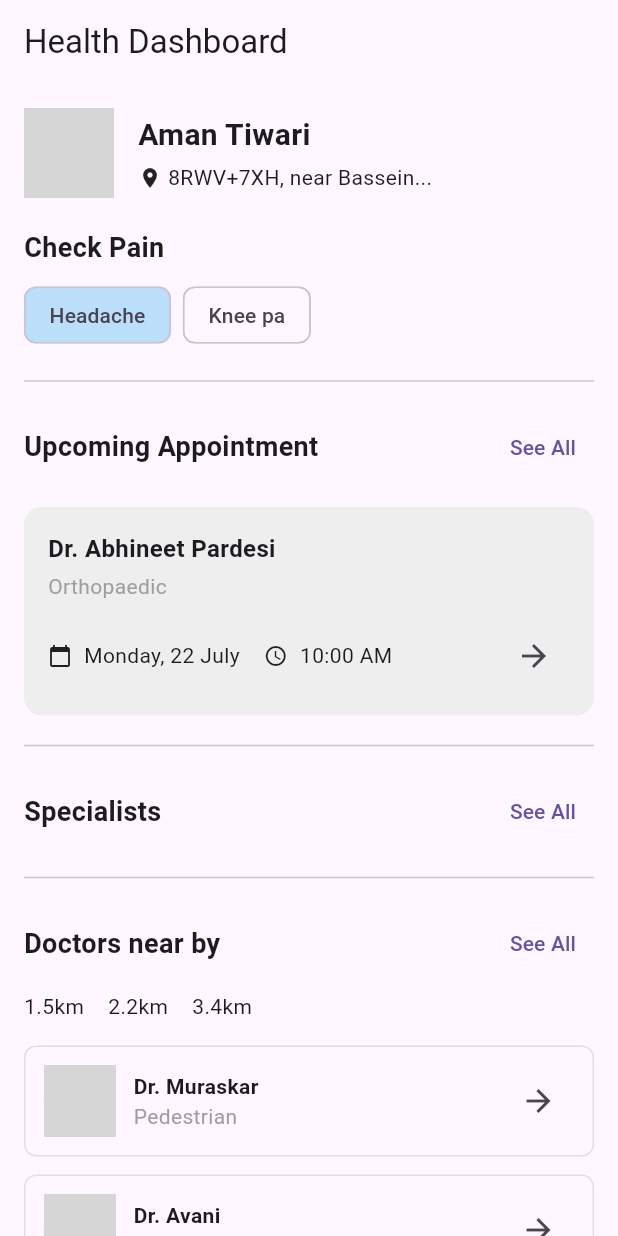
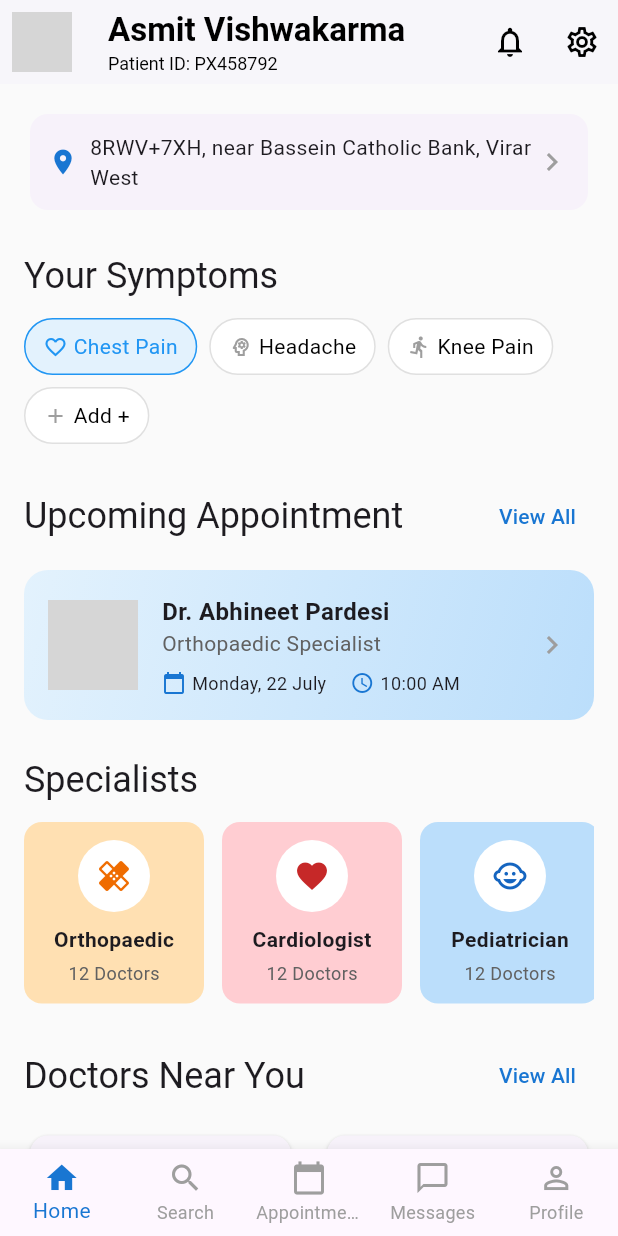
Before and after one commit to AmanT122/appoinment_app, a Flutter app: the HealthDashboard screen opened directly, on a phone screen of 412 x 824 dp. Run offline on Flutter 3.47's test engine with Material 3 defaults, Android fonts, the phone set to English and light mode, and no system bars; grey boxes are pictures that could not be loaded.

Commit message:
Creating patient dashboard ui

```diff
--- a/lib/main.dart
+++ b/lib/main.dart
@@ -62,7 +62,7 @@ class MyApp extends StatelessWidget {
         '/': (ctx) => const SplashScreen(),
         '/login': (ctx) => const LoginScreen(),
         // '/signup': (ctx) => const SignupScreen(),
-        '/patient': (ctx) => const PatientDashboard(),
+        '/patient': (ctx) => PatientDashboard(),
         '/doctor': (ctx) => const DoctorDashboard(),
       },
     );
--- a/lib/screens/patient_dashboard.dart
+++ b/lib/screens/patient_dashboard.dart
@@ -1,247 +1,385 @@
 import 'package:flutter/material.dart';
+
 class PatientDashboard extends StatelessWidget {
-  const PatientDashboard({super.key});
-
   @override
   Widget build(BuildContext context) {
     return MaterialApp(
-      title: 'Pateint Dashboard',
+      debugShowCheckedModeBanner: false,
       theme: ThemeData(
         primarySwatch: Colors.blue,
+        fontFamily: 'Roboto',
       ),
-      home: const HealthDashboard(),
+      home: HealthDashboard(),
     );
   }
 }
 
 class HealthDashboard extends StatelessWidget {
-  const HealthDashboard({super.key});
-
   @override
   Widget build(BuildContext context) {
     return Scaffold(
+      backgroundColor: Colors.grey[50],
       appBar: AppBar(
-        title: const Text('Health Dashboard'),
+        leading: Padding(
+          padding: const EdgeInsets.all(8.0),
+          child: CircleAvatar(
+            backgroundImage: AssetImage('assets/patient_avatar.png'),
+          ),
+        ),
+        title: Column(
+          crossAxisAlignment: CrossAxisAlignment.start,
+          children: [
+            Text('Asmit Vishwakarma', style: TextStyle(fontWeight: FontWeight.bold)),
+            Text('Patient ID: PX458792', style: TextStyle(fontSize: 12)),
+          ],
+        ),
+        actions: [
+          IconButton(
+            icon: Icon(Icons.notifications_none),
+            onPressed: () {},
+          ),
+          IconButton(
+            icon: Icon(Icons.settings_outlined),
+            onPressed: () {},
+          ),
+        ],
+        backgroundColor: Colors.white,
+        foregroundColor: Colors.black,
+        elevation: 1,
       ),
       body: SingleChildScrollView(
-        padding: const EdgeInsets.all(16.0),
+        padding: EdgeInsets.all(16.0),
         child: Column(
           crossAxisAlignment: CrossAxisAlignment.start,
           children: [
-            // Profile Section
-            const Row(
+            // Location Card
+            Card(
+              elevation: 0,
+              shape: RoundedRectangleBorder(
+                borderRadius: BorderRadius.circular(12),
+              ),
+              child: Padding(
+                padding: const EdgeInsets.all(12.0),
+                child: Row(
+                  children: [
+                    Icon(Icons.location_on, size: 20, color: Colors.blue[700]),
+                    SizedBox(width: 8),
+                    Expanded(
+                      child: Text('8RWV+7XH, near Bassein Catholic Bank, Virar West',
+                          style: TextStyle(fontSize: 14)),
+                    ),
+                    Icon(Icons.chevron_right, color: Colors.grey),
+                  ],
+                ),
+              ),
+            ),
+
+            SizedBox(height: 24),
+
+            // Symptoms Section
+            Text('Your Symptoms', style: Theme.of(context).textTheme.headlineSmall),
+            SizedBox(height: 12),
+            Wrap(
+              spacing: 8,
+              runSpacing: 8,
+              children: [
+                _SymptomChip(label: 'Chest Pain', icon: Icons.favorite_border, active: true),
+                _SymptomChip(label: 'Headache', icon: Icons.psychology_outlined),
+                _SymptomChip(label: 'Knee Pain', icon: Icons.directions_run_outlined),
+                _SymptomChip(label: 'Add +', icon: Icons.add),
+              ],
+            ),
+
+            SizedBox(height: 24),
+
+            // Upcoming Appointment
+            Row(
+              mainAxisAlignment: MainAxisAlignment.spaceBetween,
+              children: [
+                Text('Upcoming Appointment', style: Theme.of(context).textTheme.headlineSmall),
+                TextButton(
+                  onPressed: () {},
+                  child: Text('View All', style: TextStyle(color: Colors.blue[700])),
+                ),
+              ],
+            ),
+            SizedBox(height: 12),
+            Container(
+              padding: EdgeInsets.all(16.0),
+              decoration: BoxDecoration(
+                gradient: LinearGradient(
+                  begin: Alignment.topLeft,
+                  end: Alignment.bottomRight,
+                  colors: [Colors.blue[50]!, Colors.blue[100]!],
+                ),
+                borderRadius: BorderRadius.circular(16.0),
+              ),
+              child: Row(
                 children: [
                   CircleAvatar(
                     radius: 30,
-                  backgroundImage: NetworkImage('htps://via.placeholder.com/150'),
+                    backgroundImage: AssetImage('assets/doctor1.jpg'),
                   ),
                   SizedBox(width: 16),
-                Column(
+                  Expanded(
+                    child: Column(
                       crossAxisAlignment: CrossAxisAlignment.start,
                       children: [
-                    Text(
-                      'Aman Tiwari',
-                      style: TextStyle(
-                        fontSize: 20,
-                        fontWeight: FontWeight.bold,
-                      ),
-                    ),
-                    SizedBox(height: 4),
+                        Text('Dr. Abhineet Pardesi',
+                            style: TextStyle(fontSize: 16, fontWeight: FontWeight.bold)),
+                        Text('Orthopaedic Specialist',
+                            style: TextStyle(fontSize: 14, color: Colors.grey[700])),
+                        SizedBox(height: 8),
                         Row(
                           children: [
-                        Icon(Icons.location_on, size: 16),
+                            Icon(Icons.calendar_today, size: 16, color: Colors.blue[700]),
                             SizedBox(width: 4),
-                        Text('8RWV+7XH, near Bassein...'),
+                            Text('Monday, 22 July', style: TextStyle(fontSize: 12)),
+                            SizedBox(width: 16),
+                            Icon(Icons.access_time, size: 16, color: Colors.blue[700]),
+                            SizedBox(width: 4),
+                            Text('10:00 AM', style: TextStyle(fontSize: 12)),
                           ],
                         ),
                       ],
                     ),
+                  ),
+                  Icon(Icons.chevron_right, color: Colors.grey),
                 ],
               ),
-            const SizedBox(height: 20),
+            ),
 
-            // Check Pain Section
-            const Text(
-              'Check Pain',
-              style: TextStyle(
-                fontSize: 18,
-                fontWeight: FontWeight.bold,
+            SizedBox(height: 24),
+
+            // Specialists Section
+            Text('Specialists', style: Theme.of(context).textTheme.headlineSmall),
+            SizedBox(height: 12),
+            SingleChildScrollView(
+              scrollDirection: Axis.horizontal,
+              child: Row(
+                children: [
+                  _SpecialistCard(
+                    icon: Icons.healing,
+                    title: 'Orthopaedic',
+                    color: Colors.orange[100]!,
+                    iconColor: Colors.orange[800]!,
                   ),
+                  _SpecialistCard(
+                    icon: Icons.favorite,
+                    title: 'Cardiologist',
+                    color: Colors.red[100]!,
+                    iconColor: Colors.red[800]!,
                   ),
-            const SizedBox(height: 8),
-            Wrap(
-              spacing: 8,
-              children: [
-                Chip(
-                  label: const Text('Headache'),
-                  backgroundColor: Colors.blue[100],
+                  _SpecialistCard(
+                    icon: Icons.child_care,
+                    title: 'Pediatrician',
+                    color: Colors.blue[100]!,
+                    iconColor: Colors.blue[800]!,
                   ),
-                const Chip(
-                  label: Text('Knee pa'),
+                  _SpecialistCard(
+                    icon: Icons.psychology,
+                    title: 'Psychiatrist',
+                    color: Colors.purple[100]!,
+                    iconColor: Colors.purple[800]!,
                   ),
                 ],
               ),
-            const Divider(height: 40),
+            ),
 
-            // Upcoming Appointment Section
+            SizedBox(height: 24),
+
+            // Doctors Nearby Section
             Row(
               mainAxisAlignment: MainAxisAlignment.spaceBetween,
               children: [
-                const Text(
-                  'Upcoming Appointment',
-                  style: TextStyle(
-                    fontSize: 18,
-                    fontWeight: FontWeight.bold,
-                  ),
-                ),
+                Text('Doctors Near You', style: Theme.of(context).textTheme.headlineSmall),
                 TextButton(
                   onPressed: () {},
-                  child: const Text('See All'),
+                  child: Text('View All', style: TextStyle(color: Colors.blue[700])),
                 ),
               ],
             ),
-            const SizedBox(height: 16),
-            Container(
-              padding: const EdgeInsets.all(16),
-              decoration: BoxDecoration(
-                color: Colors.grey[200],
-                borderRadius: BorderRadius.circular(12),
+            SizedBox(height: 12),
+            GridView.count(
+              shrinkWrap: true,
+              physics: NeverScrollableScrollPhysics(),
+              crossAxisCount: 2,
+              childAspectRatio: 1.2,
+              crossAxisSpacing: 16,
+              mainAxisSpacing: 16,
+              children: [
+                _DoctorCard(
+                  doctorName: 'Dr. Avani',
+                  specialization: 'Orthopaedic',
+                  distance: '2.2 km',
+                  image: 'assets/doctor2.jpg',
                 ),
-              child: Column(
-                crossAxisAlignment: CrossAxisAlignment.start,
-                children: [
-                  const Text(
-                    'Dr. Abhineet Pardesi',
-                    style: TextStyle(
-                      fontSize: 16,
-                      fontWeight: FontWeight.bold,
+                _DoctorCard(
+                  doctorName: 'Dr. Murarskar',
+                  specialization: 'Naturopathy',
+                  distance: '1.5 km',
+                  image: 'assets/doctor3.jpg',
                 ),
+                _DoctorCard(
+                  doctorName: 'Dr. Kamal',
+                  specialization: 'Dentist',
+                  distance: '3.1 km',
+                  image: 'assets/doctor4.jpg',
                 ),
-                  const SizedBox(height: 4),
-                  const Text(
-                    'Orthopaedic',
-                    style: TextStyle(
-                      color: Colors.grey,
-                    ),
-                  ),
-                  const SizedBox(height: 12),
-                  Row(
-                    children: [
-                      const Icon(Icons.calendar_today, size: 16),
-                      const SizedBox(width: 8),
-                      const Text('Monday, 22 July'),
-                      const SizedBox(width: 16),
-                      const Icon(Icons.access_time, size: 16),
-                      const SizedBox(width: 8),
-                      const Text('10:00 AM'),
-                      const Spacer(),
-                      IconButton(
-                        icon: const Icon(Icons.arrow_forward),
-                        onPressed: () {},
+                _DoctorCard(
+                  doctorName: 'Dr. Sharma',
+                  specialization: 'General Physician',
+                  distance: '0.8 km',
+                  image: 'assets/doctor5.jpg',
                 ),
               ],
             ),
           ],
         ),
       ),
-            const Divider(height: 40),
+      bottomNavigationBar: BottomNavigationBar(
+        type: BottomNavigationBarType.fixed,
+        selectedItemColor: Colors.blue[700],
+        unselectedItemColor: Colors.grey,
+        items: [
+          BottomNavigationBarItem(icon: Icon(Icons.home), label: 'Home'),
+          BottomNavigationBarItem(icon: Icon(Icons.search), label: 'Search'),
+          BottomNavigationBarItem(icon: Icon(Icons.calendar_today), label: 'Appointments'),
+          BottomNavigationBarItem(icon: Icon(Icons.chat_bubble_outline), label: 'Messages'),
+          BottomNavigationBarItem(icon: Icon(Icons.person_outline), label: 'Profile'),
+        ],
+      ),
+    );
+  }
+}
 
-            // Specialists Section
-            Row(
-              mainAxisAlignment: MainAxisAlignment.spaceBetween,
-              children: [
-                const Text(
-                  'Specialists',
-                  style: TextStyle(
-                    fontSize: 18,
-                    fontWeight: FontWeight.bold,
+class _SymptomChip extends StatelessWidget {
+  final String label;
+  final IconData icon;
+  final bool active;
+
+  _SymptomChip({required this.label, required this.icon, this.active = false});
+
+  @override
+  Widget build(BuildContext context) {
+    return Container(
+      padding: EdgeInsets.symmetric(horizontal: 12, vertical: 8),
+      decoration: BoxDecoration(
+        color: active ? Colors.blue[50] : Colors.white,
+        borderRadius: BorderRadius.circular(20),
+        border: Border.all(
+          color: active ? Colors.blue : Colors.grey[300]!,
+          width: 1,
         ),
       ),
-                TextButton(
-                  onPressed: () {},
-                  child: const Text('See All'),
-                ),
+      child: Row(
+        mainAxisSize: MainAxisSize.min,
+        children: [
+          Icon(icon, size: 16, color: active ? Colors.blue : Colors.grey),
+          SizedBox(width: 4),
+          Text(label, style: TextStyle(
+            fontSize: 14,
+            color: active ? Colors.blue : Colors.black,
+          )),
         ],
       ),
-            const Divider(height: 40),
+    );
+  }
+}
 
-            // Doctors Nearby Section
-            Row(
-              mainAxisAlignment: MainAxisAlignment.spaceBetween,
+class _SpecialistCard extends StatelessWidget {
+  final IconData icon;
+  final String title;
+  final Color color;
+  final Color iconColor;
+
+  _SpecialistCard({
+    required this.icon,
+    required this.title,
+    required this.color,
+    required this.iconColor,
+  });
+
+  @override
+  Widget build(BuildContext context) {
+    return Container(
+      width: 120,
+      margin: EdgeInsets.only(right: 12),
+      padding: EdgeInsets.all(12),
+      decoration: BoxDecoration(
+        color: color,
+        borderRadius: BorderRadius.circular(12),
+      ),
+      child: Column(
+        mainAxisAlignment: MainAxisAlignment.center,
         children: [
-                const Text(
-                  'Doctors near by',
-                  style: TextStyle(
-                    fontSize: 18,
-                    fontWeight: FontWeight.bold,
+          Container(
+            padding: EdgeInsets.all(12),
+            decoration: BoxDecoration(
+              color: Colors.white,
+              shape: BoxShape.circle,
             ),
+            child: Icon(icon, size: 24, color: iconColor),
           ),
-                TextButton(
-                  onPressed: () {},
-                  child: const Text('See All'),
-                ),
+          SizedBox(height: 8),
+          Text(title,
+              style: TextStyle(fontWeight: FontWeight.bold, fontSize: 14)),
+          SizedBox(height: 4),
+          Text('12 Doctors',
+              style: TextStyle(fontSize: 12, color: Colors.grey[700])),
         ],
       ),
-            const SizedBox(height: 8),
-            const Row(
+    );
+  }
+}
+
+class _DoctorCard extends StatelessWidget {
+  final String doctorName;
+  final String specialization;
+  final String distance;
+  final String image;
+
+  _DoctorCard({
+    required this.doctorName,
+    required this.specialization,
+    required this.distance,
+    required this.image,
+  });
+
+  @override
+  Widget build(BuildContext context) {
+    return Card(
+      elevation: 2,
+      shape: RoundedRectangleBorder(
+        borderRadius: BorderRadius.circular(12),
+      ),
+      child: Padding(
+        padding: const EdgeInsets.all(12.0),
+        child: Column(
           children: [
-                Text('1.5km'),
-                SizedBox(width: 16),
-                Text('2.2km'),
-                SizedBox(width: 16),
-                Text('3.4km'),
+            CircleAvatar(
+              radius: 36,
+              backgroundImage: AssetImage(image),
+            ),
+            SizedBox(height: 12),
+            Text(doctorName,
+                style: TextStyle(fontSize: 14, fontWeight: FontWeight.bold)),
+            SizedBox(height: 4),
+            Text(specialization,
+                style: TextStyle(fontSize: 12, color: Colors.grey[600])),
+            SizedBox(height: 8),
+            Row(
+              mainAxisAlignment: MainAxisAlignment.center,
+              children: [
+                Icon(Icons.location_on, size: 14, color: Colors.grey),
+                SizedBox(width: 4),
+                Text(distance,
+                    style: TextStyle(fontSize: 12, color: Colors.grey)),
               ],
             ),
-            const SizedBox(height: 16),
-            _buildDoctorCard('Dr. Muraskar', 'Pedestrian'),
-            const SizedBox(height: 12),
-            _buildDoctorCard('Dr. Avani', 'Orthopaedic'),
-            const SizedBox(height: 12),
-            _buildDoctorCard('Dr. Ke', 'Physician'),
           ],
         ),
       ),
     );
   }
-
-  Widget _buildDoctorCard(String name, String specialty) {
-    return Container(
-      padding: const EdgeInsets.all(12),
-      decoration: BoxDecoration(
-        border: Border.all(color: Colors.grey[300]!),
-        borderRadius: BorderRadius.circular(8),
-      ),
-      child: Row(
-        children: [
-          const CircleAvatar(
-            radius: 24,
-            backgroundImage: NetworkImage('https://via.placeholder.com/150'),
-          ),
-          const SizedBox(width: 12),
-          Column(
-            crossAxisAlignment: CrossAxisAlignment.start,
-            children: [
-              Text(
-                name,
-                style: const TextStyle(
-                  fontWeight: FontWeight.bold,
-                ),
-              ),
-              Text(
-                specialty,
-                style: const TextStyle(
-                  color: Colors.grey,
-                ),
-              ),
-            ],
-          ),
-          const Spacer(),
-          IconButton(
-            icon: const Icon(Icons.arrow_forward),
-            onPressed: () {},
-          ),
-        ],
-      ),
-    );
 }
-}
```
Lines whose indentation alone changed are shown as unchanged.
